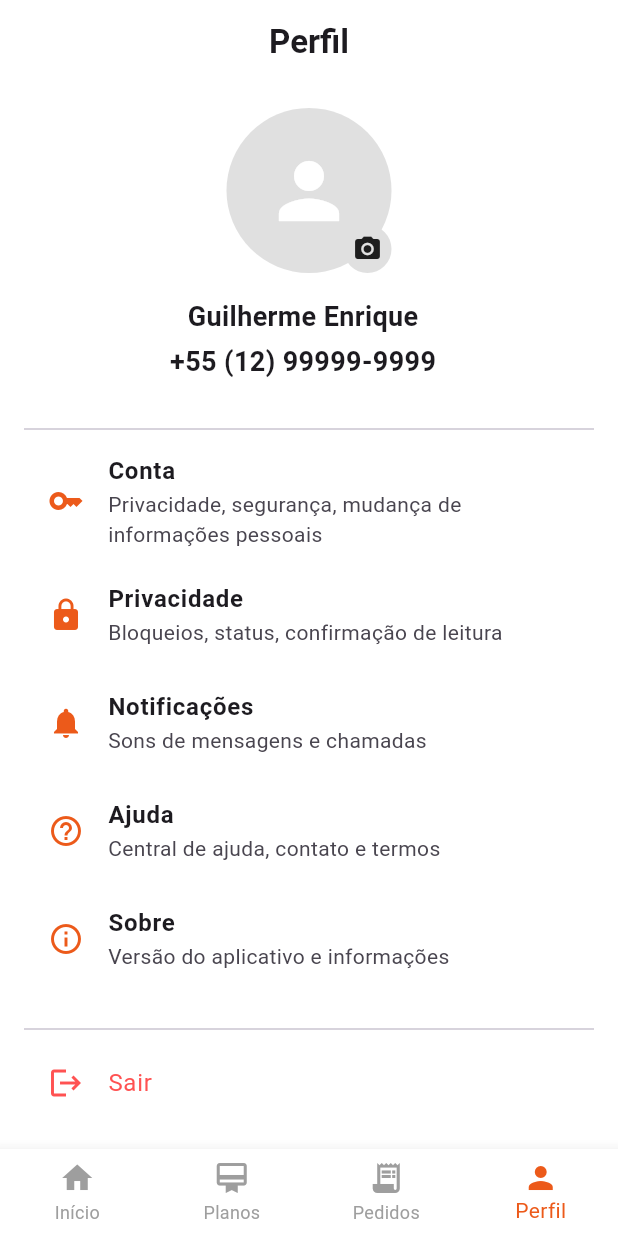
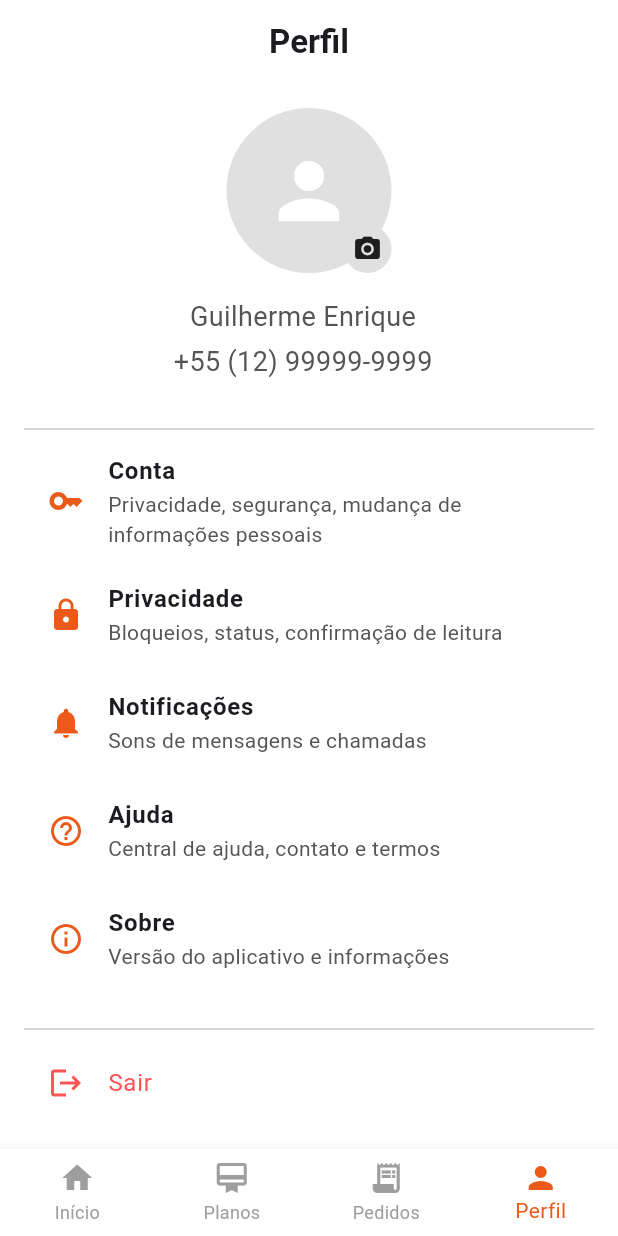
Before and after one commit to GuiRuizz/quentinha-app, a Flutter app: the PerfilPage screen opened by its route, on a phone screen of 412 x 824 dp. Run offline on Flutter 3.47's test engine with Material 3 defaults, Android fonts, the phone set to English and light mode, and no system bars; our stand-ins replace badges, flutter_svg, go_router, google_fonts, introduction_screen, logger and 1 more; accounts and stored records are empty; network calls fail.

Commit message:
fix: Ajustador a cor dos textos da page de perfil

```diff
--- a/lib/presentation/view/perfil_page.dart
+++ b/lib/presentation/view/perfil_page.dart
@@ -151,31 +151,31 @@ class _PerfilPageState extends State<PerfilPage> {
               leading: Icon(Icons.key, color: AppColors.primary,),
               title: const Text('Conta', style: TextStyle(fontWeight: FontWeight.bold,),),
               subtitle:
-                  const Text('Privacidade, segurança, mudança de informações pessoais'),
+                  Text('Privacidade, segurança, mudança de informações pessoais', style: TextStyle(color: AppColors.textSecondary),),
               onTap: () {},
             ),
             ListTile(
               leading: Icon(Icons.lock , color: AppColors.primary,),
               title: const Text('Privacidade', style: TextStyle(fontWeight: FontWeight.bold,),),
-              subtitle: const Text('Bloqueios, status, confirmação de leitura'),
+              subtitle: Text('Bloqueios, status, confirmação de leitura', style: TextStyle(color: AppColors.textSecondary),),
               onTap: () {},
             ),
             ListTile(
               leading: Icon(Icons.notifications, color: AppColors.primary,),
               title: const Text('Notificações', style: TextStyle(fontWeight: FontWeight.bold,),),
-              subtitle: const Text('Sons de mensagens e chamadas'),
+              subtitle: Text('Sons de mensagens e chamadas', style: TextStyle(color: AppColors.textSecondary),),
               onTap: () {},
             ),
             ListTile(
               leading: Icon(Icons.help_outline, color: AppColors.primary,),
               title: const Text('Ajuda', style: TextStyle(fontWeight: FontWeight.bold,),),
-              subtitle: const Text('Central de ajuda, contato e termos'),
+              subtitle: Text('Central de ajuda, contato e termos', style: TextStyle(color: AppColors.textSecondary),),
               onTap: () {},
             ),
             ListTile(
               leading: Icon(Icons.info_outline , color: AppColors.primary,),
               title: const Text('Sobre', style: TextStyle(fontWeight: FontWeight.bold,),),
-              subtitle: const Text('Versão do aplicativo e informações'),
+              subtitle: Text('Versão do aplicativo e informações', style: TextStyle(color: AppColors.textSecondary),),
               onTap: () {},
             ),
 
@@ -208,7 +208,7 @@ class _PerfilPageState extends State<PerfilPage> {
           text,
           style: TextStyle(
             fontSize: 18,
-            fontWeight: FontWeight.bold,
+            color: AppColors.textSecondary
           ),
         ),
         8.w,
```
